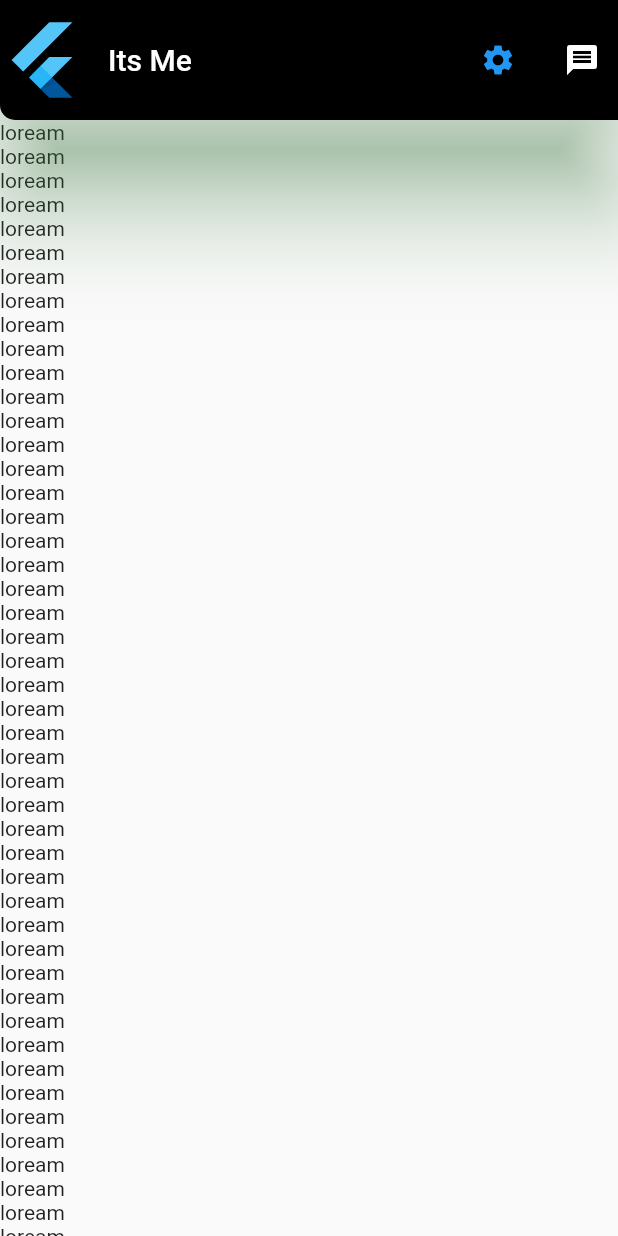
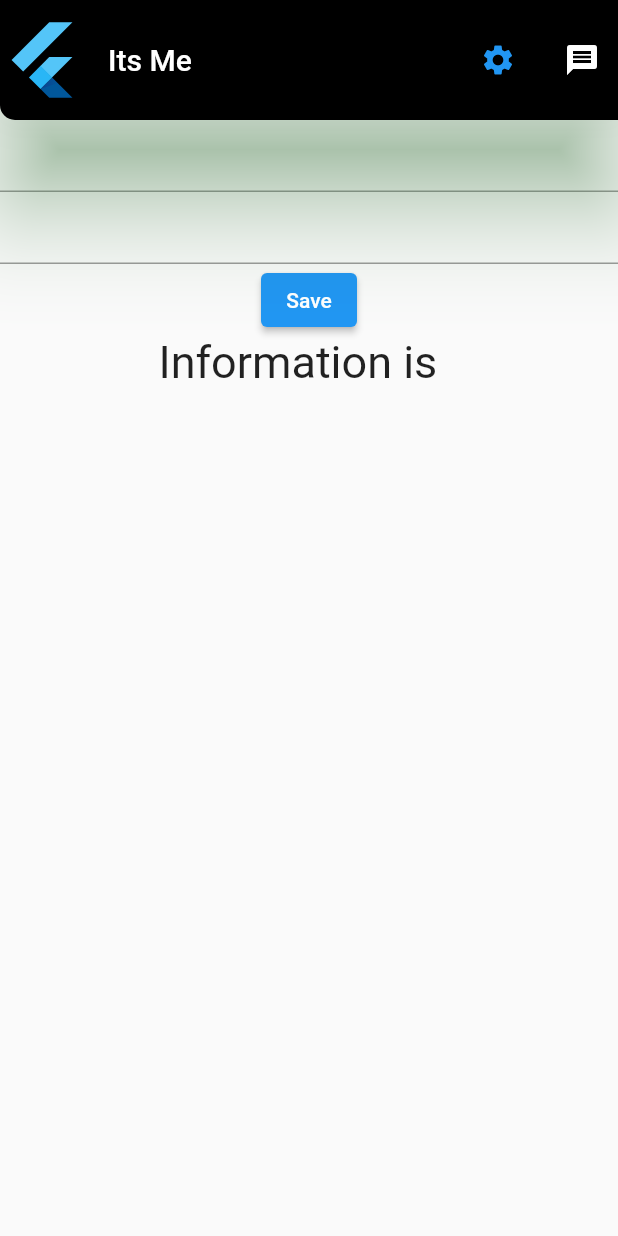
Before and after one commit to NyanLinHtet07/Flutter_starter, a Flutter app: the screen it shows after launch, on a phone screen of 412 x 824 dp. Run offline on Flutter 3.47's test engine with Material 2 defaults, Android fonts, the phone set to English and light mode, and no system bars.

```diff
--- a/lib/main.dart
+++ b/lib/main.dart
@@ -8,8 +8,17 @@ void main() {
   ));
 }
 
-class MyApp extends StatelessWidget {
+class MyApp extends StatefulWidget {
   const MyApp({Key? key}) : super(key: key);
+
+  @override
+  State<MyApp> createState() => _MyAppState();
+}
+
+class _MyAppState extends State<MyApp> {
+  String _information = "";
+  TextEditingController _name = TextEditingController();
+  TextEditingController _age = TextEditingController();
 
   @override
   Widget build(BuildContext context) {
@@ -28,13 +37,27 @@ class MyApp extends StatelessWidget {
           shape: const RoundedRectangleBorder(
               borderRadius: BorderRadius.only(bottomLeft: Radius.circular(10))),
         ),
-      body: ListView.builder(
-        itemCount: 100,
-        itemBuilder: (BuildContext context, int index) {
-          return const Text("loream");
+        body: Column(
+          children: [
+            TextField(
+              controller: _name,
+            ),
+            TextField(
+              controller: _age,
+            ),
+            ElevatedButton(
+                onPressed: () {
+                  setState(() {
+                    _information = "Name is ${_name.text} Age is ${_age.text}";
+                  });
                 },
-      ),
-    );
+                child: Text('Save')),
+            Text(
+              "Information is ${_information} ",
+              style: TextStyle(fontSize: 30),
+            )
+          ],
+        ));
   }
 }
 
```
Lines whose indentation alone changed are shown as unchanged.
